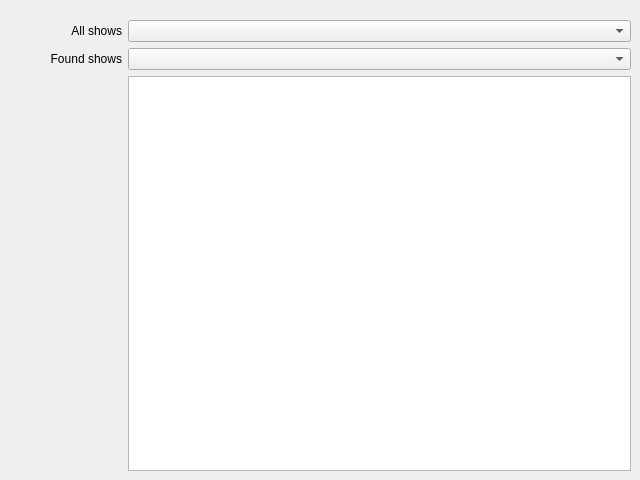
This is KEpShow.ui in belkiss/KEpShow as Qt 5 draws it before an edit. The edited form follows.
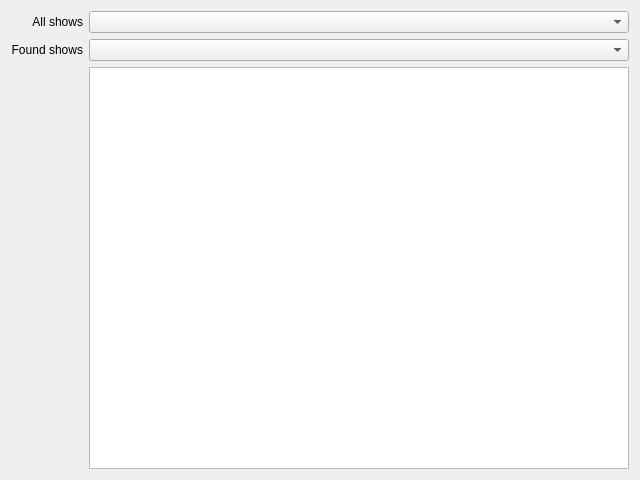
This is the edited form.

Commit message: * Fill the screen with the tab * Read lastShows file and display according infos

Patch:
```diff
--- a/KEpShow.ui
+++ b/KEpShow.ui
@@ -19,15 +19,8 @@
   <property name="locale">
    <locale language="English" country="UnitedStates"/>
   </property>
-  <widget class="QWidget" name="verticalLayoutWidget">
-   <property name="geometry">
-    <rect>
-     <x>50</x>
-     <y>20</y>
-     <width>581</width>
-     <height>451</height>
-    </rect>
-   </property>
+  <layout class="QGridLayout" name="gridLayout_2">
+   <item row="0" column="0">
    <layout class="QVBoxLayout" name="verticalLayout">
     <property name="sizeConstraint">
      <enum>QLayout::SetMaximumSize</enum>
@@ -97,7 +90,8 @@
      </layout>
     </item>
    </layout>
-  </widget>
+   </item>
+  </layout>
  </widget>
  <resources/>
  <connections/>
```
Left out of the diff: 12 changed lines with no effect on the pictures. Lines whose indentation alone changed are shown as unchanged. The commit also changes 1 other file.
